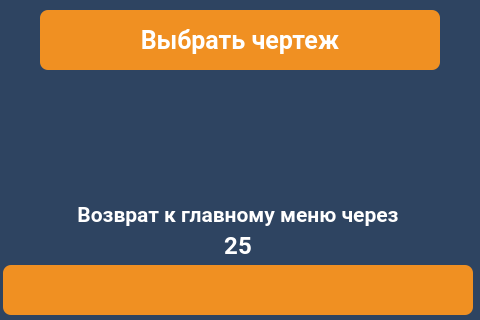
Qt form client/GUI/ui/screen_6_user.ui (komrade2801/AutoSklad) before a commit; both pictures show x 0 to 480 and y 480 to 800 of the 480 by 800 pixel window.
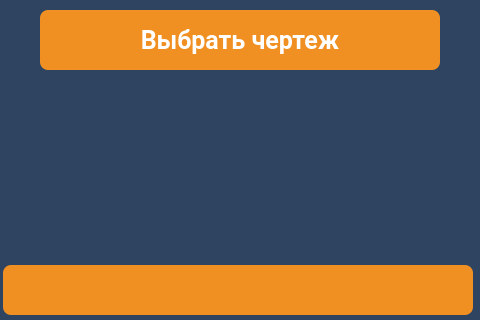
The same form after that commit. Icons and pictures are not drawn.

Commit message: feat(session): Implemented global session idle management with a timer and user activity detection to enhance security and user experience

Diff of the .ui file:
```diff
--- a/client/GUI/ui/screen_6_user.ui
+++ b/client/GUI/ui/screen_6_user.ui
@@ -281,229 +281,6 @@
     </size>
    </property>
   </widget>
-  <widget class="QLabel" name="lbl_info_4">
-   <property name="geometry">
-    <rect>
-     <x>48</x>
-     <y>680</y>
-     <width>380</width>
-     <height>30</height>
-    </rect>
-   </property>
-   <property name="palette">
-    <palette>
-     <active>
-      <colorrole role="WindowText">
-       <brush brushstyle="SolidPattern">
-        <color alpha="255">
-         <red>255</red>
-         <green>255</green>
-         <blue>255</blue>
-        </color>
-       </brush>
-      </colorrole>
-      <colorrole role="Button">
-       <brush brushstyle="SolidPattern">
-        <color alpha="255">
-         <red>26</red>
-         <green>71</green>
-         <blue>137</blue>
-        </color>
-       </brush>
-      </colorrole>
-      <colorrole role="Text">
-       <brush brushstyle="SolidPattern">
-        <color alpha="255">
-         <red>255</red>
-         <green>255</green>
-         <blue>255</blue>
-        </color>
-       </brush>
-      </colorrole>
-      <colorrole role="ButtonText">
-       <brush brushstyle="SolidPattern">
-        <color alpha="255">
-         <red>255</red>
-         <green>255</green>
-         <blue>255</blue>
-        </color>
-       </brush>
-      </colorrole>
-      <colorrole role="Base">
-       <brush brushstyle="SolidPattern">
-        <color alpha="255">
-         <red>26</red>
-         <green>71</green>
-         <blue>137</blue>
-        </color>
-       </brush>
-      </colorrole>
-      <colorrole role="Window">
-       <brush brushstyle="SolidPattern">
-        <color alpha="255">
-         <red>26</red>
-         <green>71</green>
-         <blue>137</blue>
-        </color>
-       </brush>
-      </colorrole>
-      <colorrole role="PlaceholderText">
-       <brush brushstyle="NoBrush">
-        <color alpha="128">
-         <red>255</red>
-         <green>255</green>
-         <blue>255</blue>
-        </color>
-       </brush>
-      </colorrole>
-     </active>
-     <inactive>
-      <colorrole role="WindowText">
-       <brush brushstyle="SolidPattern">
-        <color alpha="255">
-         <red>255</red>
-         <green>255</green>
-         <blue>255</blue>
-        </color>
-       </brush>
-      </colorrole>
-      <colorrole role="Button">
-       <brush brushstyle="SolidPattern">
-        <color alpha="255">
-         <red>26</red>
-         <green>71</green>
-         <blue>137</blue>
-        </color>
-       </brush>
-      </colorrole>
-      <colorrole role="Text">
-       <brush brushstyle="SolidPattern">
-        <color alpha="255">
-         <red>255</red>
-         <green>255</green>
-         <blue>255</blue>
-        </color>
-       </brush>
-      </colorrole>
-      <colorrole role="ButtonText">
-       <brush brushstyle="SolidPattern">
-        <color alpha="255">
-         <red>255</red>
-         <green>255</green>
-         <blue>255</blue>
-        </color>
-       </brush>
-      </colorrole>
-      <colorrole role="Base">
-       <brush brushstyle="SolidPattern">
-        <color alpha="255">
-         <red>26</red>
-         <green>71</green>
-         <blue>137</blue>
-        </color>
-       </brush>
-      </colorrole>
-      <colorrole role="Window">
-       <brush brushstyle="SolidPattern">
-        <color alpha="255">
-         <red>26</red>
-         <green>71</green>
-         <blue>137</blue>
-        </color>
-       </brush>
-      </colorrole>
-      <colorrole role="PlaceholderText">
-       <brush brushstyle="NoBrush">
-        <color alpha="128">
-         <red>255</red>
-         <green>255</green>
-         <blue>255</blue>
-        </color>
-       </brush>
-      </colorrole>
-     </inactive>
-     <disabled>
-      <colorrole role="WindowText">
-       <brush brushstyle="SolidPattern">
-        <color alpha="255">
-         <red>255</red>
-         <green>255</green>
-         <blue>255</blue>
-        </color>
-       </brush>
-      </colorrole>
-      <colorrole role="Button">
-       <brush brushstyle="SolidPattern">
-        <color alpha="255">
-         <red>26</red>
-         <green>71</green>
-         <blue>137</blue>
-        </color>
-       </brush>
-      </colorrole>
-      <colorrole role="Text">
-       <brush brushstyle="SolidPattern">
-        <color alpha="255">
-         <red>255</red>
-         <green>255</green>
-         <blue>255</blue>
-        </color>
-       </brush>
-      </colorrole>
-      <colorrole role="ButtonText">
-       <brush brushstyle="SolidPattern">
-        <color alpha="255">
-         <red>255</red>
-         <green>255</green>
-         <blue>255</blue>
-        </color>
-       </brush>
-      </colorrole>
-      <colorrole role="Base">
-       <brush brushstyle="SolidPattern">
-        <color alpha="255">
-         <red>26</red>
-         <green>71</green>
-         <blue>137</blue>
-        </color>
-       </brush>
-      </colorrole>
-      <colorrole role="Window">
-       <brush brushstyle="SolidPattern">
-        <color alpha="255">
-         <red>26</red>
-         <green>71</green>
-         <blue>137</blue>
-        </color>
-       </brush>
-      </colorrole>
-      <colorrole role="PlaceholderText">
-       <brush brushstyle="NoBrush">
-        <color alpha="128">
-         <red>255</red>
-         <green>255</green>
-         <blue>255</blue>
-        </color>
-       </brush>
-      </colorrole>
-     </disabled>
-    </palette>
-   </property>
-   <property name="font">
-    <font>
-     <family>Roboto</family>
-     <pointsize>16</pointsize>
-     <weight>75</weight>
-     <bold>true</bold>
-    </font>
-   </property>
-   <property name="text">
-    <string>Возврат к главному меню через</string>
-   </property>
-   <property name="alignment">
-    <set>Qt::AlignCenter</set>
-   </property>
-  </widget>
   <widget class="QPushButton" name="btn_select_group">
    <property name="geometry">
     <rect>
@@ -953,229 +730,6 @@
     <set>Qt::AlignCenter</set>
    </property>
   </widget>
-  <widget class="QLabel" name="lbl_timeout_back">
-   <property name="geometry">
-    <rect>
-     <x>48</x>
-     <y>710</y>
-     <width>380</width>
-     <height>30</height>
-    </rect>
-   </property>
-   <property name="palette">
-    <palette>
-     <active>
-      <colorrole role="WindowText">
-       <brush brushstyle="SolidPattern">
-        <color alpha="255">
-         <red>255</red>
-         <green>255</green>
-         <blue>255</blue>
-        </color>
-       </brush>
-      </colorrole>
-      <colorrole role="Button">
-       <brush brushstyle="SolidPattern">
-        <color alpha="255">
-         <red>26</red>
-         <green>71</green>
-         <blue>137</blue>
-        </color>
-       </brush>
-      </colorrole>
-      <colorrole role="Text">
-       <brush brushstyle="SolidPattern">
-        <color alpha="255">
-         <red>255</red>
-         <green>255</green>
-         <blue>255</blue>
-        </color>
-       </brush>
-      </colorrole>
-      <colorrole role="ButtonText">
-       <brush brushstyle="SolidPattern">
-        <color alpha="255">
-         <red>255</red>
-         <green>255</green>
-         <blue>255</blue>
-        </color>
-       </brush>
-      </colorrole>
-      <colorrole role="Base">
-       <brush brushstyle="SolidPattern">
-        <color alpha="255">
-         <red>26</red>
-         <green>71</green>
-         <blue>137</blue>
-        </color>
-       </brush>
-      </colorrole>
-      <colorrole role="Window">
-       <brush brushstyle="SolidPattern">
-        <color alpha="255">
-         <red>26</red>
-         <green>71</green>
-         <blue>137</blue>
-        </color>
-       </brush>
-      </colorrole>
-      <colorrole role="PlaceholderText">
-       <brush brushstyle="NoBrush">
-        <color alpha="128">
-         <red>255</red>
-         <green>255</green>
-         <blue>255</blue>
-        </color>
-       </brush>
-      </colorrole>
-     </active>
-     <inactive>
-      <colorrole role="WindowText">
-       <brush brushstyle="SolidPattern">
-        <color alpha="255">
-         <red>255</red>
-         <green>255</green>
-         <blue>255</blue>
-        </color>
-       </brush>
-      </colorrole>
-      <colorrole role="Button">
-       <brush brushstyle="SolidPattern">
-        <color alpha="255">
-         <red>26</red>
-         <green>71</green>
-         <blue>137</blue>
-        </color>
-       </brush>
-      </colorrole>
-      <colorrole role="Text">
-       <brush brushstyle="SolidPattern">
-        <color alpha="255">
-         <red>255</red>
-         <green>255</green>
-         <blue>255</blue>
-        </color>
-       </brush>
-      </colorrole>
-      <colorrole role="ButtonText">
-       <brush brushstyle="SolidPattern">
-        <color alpha="255">
-         <red>255</red>
-         <green>255</green>
-         <blue>255</blue>
-        </color>
-       </brush>
-      </colorrole>
-      <colorrole role="Base">
-       <brush brushstyle="SolidPattern">
-        <color alpha="255">
-         <red>26</red>
-         <green>71</green>
-         <blue>137</blue>
-        </color>
-       </brush>
-      </colorrole>
-      <colorrole role="Window">
-       <brush brushstyle="SolidPattern">
-        <color alpha="255">
-         <red>26</red>
-         <green>71</green>
-         <blue>137</blue>
-        </color>
-       </brush>
-      </colorrole>
-      <colorrole role="PlaceholderText">
-       <brush brushstyle="NoBrush">
-        <color alpha="128">
-         <red>255</red>
-         <green>255</green>
-         <blue>255</blue>
-        </color>
-       </brush>
-      </colorrole>
-     </inactive>
-     <disabled>
-      <colorrole role="WindowText">
-       <brush brushstyle="SolidPattern">
-        <color alpha="255">
-         <red>255</red>
-         <green>255</green>
-         <blue>255</blue>
-        </color>
-       </brush>
-      </colorrole>
-      <colorrole role="Button">
-       <brush brushstyle="SolidPattern">
-        <color alpha="255">
-         <red>26</red>
-         <green>71</green>
-         <blue>137</blue>
-        </color>
-       </brush>
-      </colorrole>
-      <colorrole role="Text">
-       <brush brushstyle="SolidPattern">
-        <color alpha="255">
-         <red>255</red>
-         <green>255</green>
-         <blue>255</blue>
-        </color>
-       </brush>
-      </colorrole>
-      <colorrole role="ButtonText">
-       <brush brushstyle="SolidPattern">
-        <color alpha="255">
-         <red>255</red>
-         <green>255</green>
-         <blue>255</blue>
-        </color>
-       </brush>
-      </colorrole>
-      <colorrole role="Base">
-       <brush brushstyle="SolidPattern">
-        <color alpha="255">
-         <red>26</red>
-         <green>71</green>
-         <blue>137</blue>
-        </color>
-       </brush>
-      </colorrole>
-      <colorrole role="Window">
-       <brush brushstyle="SolidPattern">
-        <color alpha="255">
-         <red>26</red>
-         <green>71</green>
-         <blue>137</blue>
-        </color>
-       </brush>
-      </colorrole>
-      <colorrole role="PlaceholderText">
-       <brush brushstyle="NoBrush">
-        <color alpha="128">
-         <red>255</red>
-         <green>255</green>
-         <blue>255</blue>
-        </color>
-       </brush>
-      </colorrole>
-     </disabled>
-    </palette>
-   </property>
-   <property name="font">
-    <font>
-     <family>Roboto</family>
-     <pointsize>18</pointsize>
-     <weight>75</weight>
-     <bold>true</bold>
-    </font>
-   </property>
-   <property name="text">
-    <string>25</string>
-   </property>
-   <property name="alignment">
-    <set>Qt::AlignCenter</set>
-   </property>
-  </widget>
   <widget class="QLabel" name="lbl_info_2">
    <property name="geometry">
     <rect>
```
Left out of the diff: 12 changed lines with no effect on the pictures. The commit also changes 96 other files.
